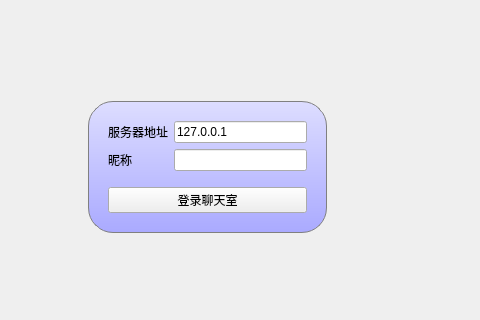
lwd101011/QtCourse, file lab4/lab4/ChatClient/mainwindow.ui: the form before one commit; both pictures show x 168 to 648 and y 116 to 436 of the 751 by 530 pixel window.
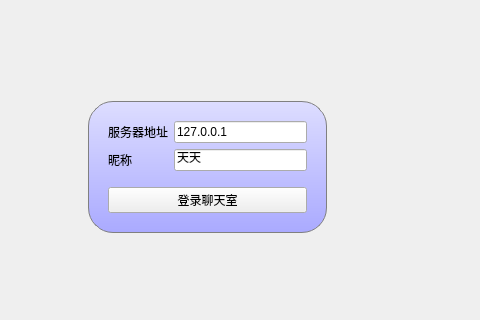
The form after the commit. The open tabs and pages were chosen to show the change.

Patch:
```diff
--- a/lab4/lab4/ChatClient/mainwindow.ui
+++ b/lab4/lab4/ChatClient/mainwindow.ui
@@ -150,7 +150,7 @@
              <item row="1" column="1">
               <widget class="QLineEdit" name="usernameEdit">
                <property name="text">
-                <string/>
+                <string>天天</string>
                </property>
               </widget>
              </item>
```
Left out of the diff: 2 changed lines with no effect on the pictures.
